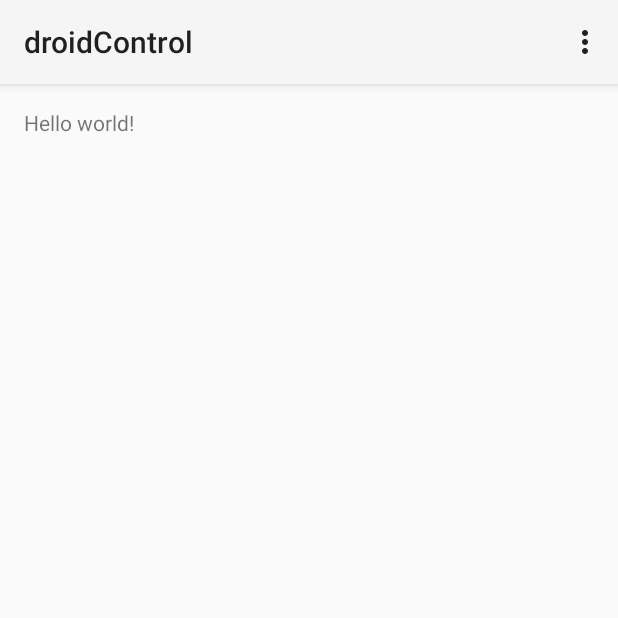
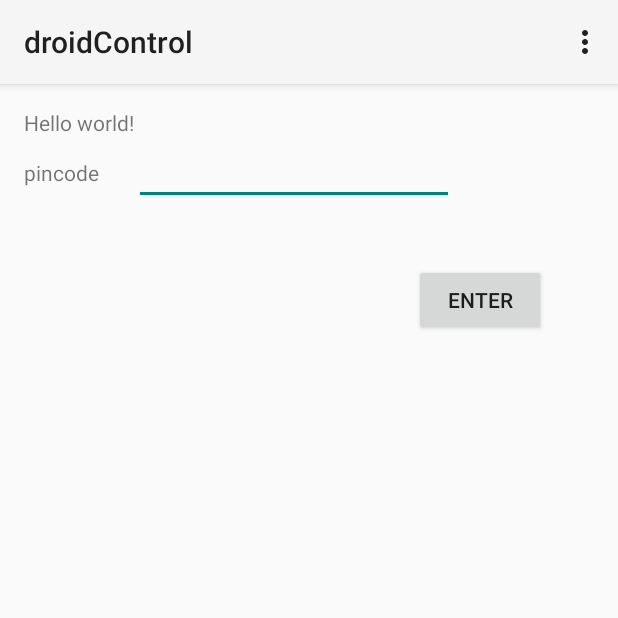
Before and after one commit to LeonardoVincente/droidControl, an Android app: the screen it shows after launch (MainActivity), on a phone screen of 412 x 824 dp, the top half of it. Run offline under Robolectric (Android 15) with nearby library versions, the phone set to English and light mode, and no system bars.

Commit message:
Chanes to first connection
I have made the first connection  with the smart TV.

```diff
--- a/droidControl/mobile/src/main/res/layout/activity_main.xml
+++ b/droidControl/mobile/src/main/res/layout/activity_main.xml
@@ -6,6 +6,37 @@
     android:paddingBottom="@dimen/activity_vertical_margin" tools:context=".MainActivity">
 
     <TextView android:text="@string/hello_world" android:layout_width="wrap_content"
-        android:layout_height="wrap_content" />
+        android:layout_height="wrap_content"
+        android:id="@+id/textView" />
+
+    <EditText
+        android:layout_width="wrap_content"
+        android:layout_height="wrap_content"
+        android:inputType="number"
+        android:ems="10"
+        android:id="@+id/editText"
+        android:layout_below="@+id/textView"
+        android:layout_toEndOf="@+id/textView" />
+
+    <TextView
+        android:layout_width="wrap_content"
+        android:layout_height="wrap_content"
+        android:text="pincode"
+        android:id="@+id/textView2"
+        android:layout_alignBaseline="@+id/editText"
+        android:layout_alignBottom="@+id/editText"
+        android:layout_alignParentStart="true" />
+
+    <Button
+        android:layout_width="wrap_content"
+        android:layout_height="wrap_content"
+        android:text="ENTER"
+        android:id="@+id/button"
+        android:layout_below="@+id/editText"
+        android:layout_alignParentEnd="true"
+        android:layout_marginEnd="32dp"
+        android:layout_marginTop="39dp"
+        android:onClick="sendPincode"
+        />
 
 </RelativeLayout>
```
Also changed, not shown: droidControl/mobile/src/main/java/com/example/leonzky/droidcontrol/MainActivity.java (+27 -1 lines).
